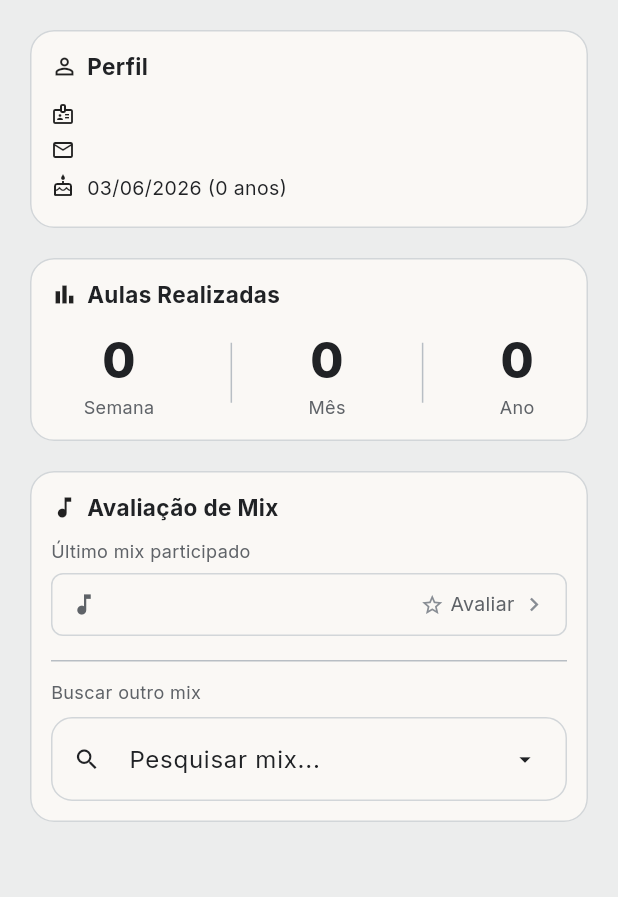
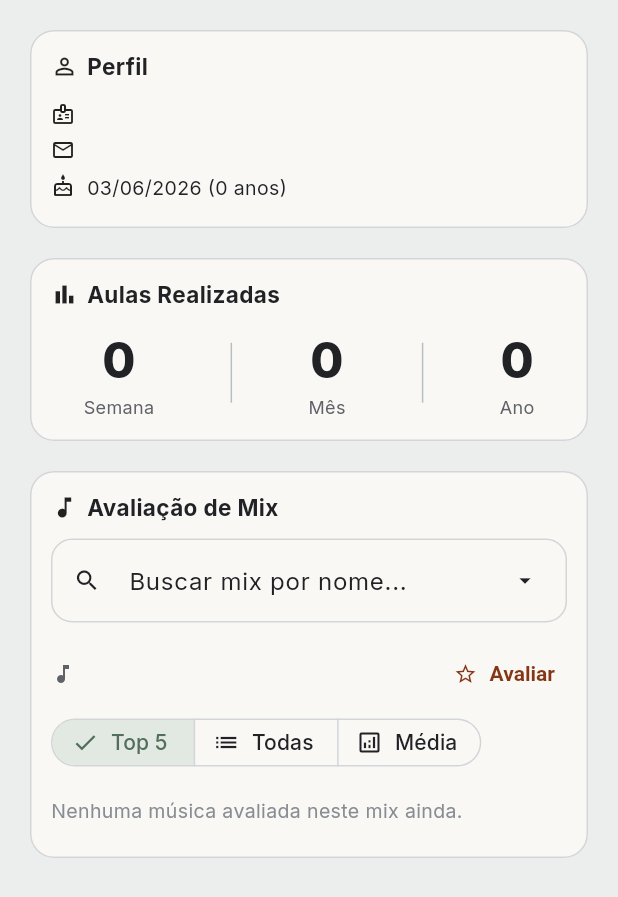
Before and after one commit to heliokamakawa/spin_flow_pt_br, a Flutter app: the _AbaPainelAluno widget shown alone on an empty page, opened directly with empty values, on a phone screen of 412 x 824 dp. Shown: the top 897 px of the screen. Run offline on Flutter 3.47's test engine with Material 3 defaults, Android fonts, the phone set to English and light mode, and no system bars; our stand-ins replace get_it, google_fonts, sqflite, sqflite_common_ffi, sqflite_common_ffi_web; accounts and stored records are empty.

Commit message:
Painel do aluno: SegmentedButton Top 5 / Todas / Média no mix
Restaura o seletor de modo com a nova arquitetura:
- Top 5: músicas mais bem avaliadas do mix atual
- Todas: lista completa ordenada por nota
- Média: nota média com estrelas e total avaliado

Mix exibido vem do último participado (pré-carregado com notas).
DropdownMenu permite trocar para qualquer outro mix.
Botão "Avaliar" abre o modal de estrelas; ao fechar, recarrega
só o mix atual sem recarregar o painel inteiro.

Co-Authored-By: Claude Sonnet 4.6 <noreply@anthropic.com>

```diff
--- a/lib/view/tela_dashboard_checkin.dart
+++ b/lib/view/tela_dashboard_checkin.dart
@@ -3,6 +3,7 @@ import 'package:get_it/get_it.dart';
 import 'package:spin_flow/controller/controlador_checkin_aluno.dart';
 import 'package:spin_flow/domain/modelo/mix.dart';
 import 'package:spin_flow/domain/modelo/mix_checkin.dart';
+import 'package:spin_flow/domain/modelo/musica_checkin.dart';
 import 'package:spin_flow/domain/modelo/painel_aluno.dart';
 import 'package:spin_flow/infra/autenticacao/sessao_usuario.dart';
 import 'package:spin_flow/infra/tema/cores_app.dart';
@@ -295,7 +296,7 @@ class _TelaDashboardCheckinState extends State<TelaDashboardCheckin>
         painel: _painel!,
         alunoId: _alunoId!,
         onAvaliar: (musicaId, nota) =>
-            _controlador.avaliarMusica(_alunoId!, musicaId, nota).then((_) => _carregarPainel()),
+            _controlador.avaliarMusica(_alunoId!, musicaId, nota),
         onBuscarMix: (mixId) =>
             _controlador.buscarMixComAvaliacoes(mixId, _alunoId!),
       ),
@@ -304,6 +305,8 @@ class _TelaDashboardCheckinState extends State<TelaDashboardCheckin>
 }
 
 // ── Aba Painel — conteúdo ────────────────────────────────────────────────────
+
+enum _ModoMix { top, todas, media }
 
 class _AbaPainelAluno extends StatefulWidget {
   final PainelAluno painel;
@@ -323,7 +326,23 @@ class _AbaPainelAluno extends StatefulWidget {
 }
 
 class _AbaPainelAlunoState extends State<_AbaPainelAluno> {
+  _ModoMix _modoMix = _ModoMix.top;
+  MixCheckin? _mixAtual;
   bool _carregandoMixBusca = false;
+
+  @override
+  void initState() {
+    super.initState();
+    _mixAtual = widget.painel.ultimoMix;
+  }
+
+  @override
+  void didUpdateWidget(_AbaPainelAluno oldWidget) {
+    super.didUpdateWidget(oldWidget);
+    if (_mixAtual?.mixId == oldWidget.painel.ultimoMix?.mixId) {
+      setState(() => _mixAtual = widget.painel.ultimoMix);
+    }
+  }
 
   @override
   Widget build(BuildContext context) {
@@ -403,39 +422,12 @@ class _AbaPainelAlunoState extends State<_AbaPainelAluno> {
   }
 
   Widget _buildSecaoMix(PainelAluno painel, CoresSemanticasApp cores) {
+    final mix = _mixAtual;
+
     return Column(
       crossAxisAlignment: CrossAxisAlignment.start,
       children: [
-        // Último mix participado
-        if (painel.ultimoMix != null) ...[
-          Text(
-            'Último mix participado',
-            style: TextStyle(fontSize: 12, color: cores.textoSuave),
-          ),
-          const SizedBox(height: 6),
-          _BotaoAbrirMix(
-            mix: painel.ultimoMix!,
-            onAvaliar: widget.onAvaliar,
-          ),
-        ] else
-          Padding(
-            padding: const EdgeInsets.symmetric(vertical: 4),
-            child: Text(
-              'Nenhum mix encontrado nas suas aulas.',
-              style: TextStyle(color: cores.textoFraco, fontSize: 13),
-            ),
-          ),
-
-        const SizedBox(height: 16),
-        const Divider(height: 1),
-        const SizedBox(height: 12),
-
-        // Busca por nome de mix
-        Text(
-          'Buscar outro mix',
-          style: TextStyle(fontSize: 12, color: cores.textoSuave),
-        ),
-        const SizedBox(height: 8),
+        // Busca / troca de mix
         _carregandoMixBusca
             ? const Center(
                 child: Padding(
@@ -445,7 +437,7 @@ class _AbaPainelAlunoState extends State<_AbaPainelAluno> {
               )
             : DropdownMenu<Mix>(
                 width: double.infinity,
-                hintText: 'Pesquisar mix...',
+                hintText: 'Buscar mix por nome...',
                 enableFilter: true,
                 leadingIcon: const Icon(Icons.search, size: 18),
                 inputDecorationTheme: const InputDecorationTheme(
@@ -455,27 +447,227 @@ class _AbaPainelAlunoState extends State<_AbaPainelAluno> {
                       EdgeInsets.symmetric(horizontal: 12, vertical: 10),
                 ),
                 dropdownMenuEntries: painel.mixesDisponiveis
-                    .map((m) => DropdownMenuEntry<Mix>(
-                          value: m,
-                          label: m.nome,
-                        ))
+                    .map((m) => DropdownMenuEntry<Mix>(value: m, label: m.nome))
                     .toList(),
-                onSelected: (mix) {
-                  if (mix == null) return;
-                  _abrirMixPorId(mix.id!);
+                onSelected: (m) {
+                  if (m?.id != null) _selecionarMix(m!.id!);
                 },
               ),
+
+        const SizedBox(height: 14),
+
+        if (mix == null)
+          Padding(
+            padding: const EdgeInsets.symmetric(vertical: 4),
+            child: Text(
+              'Nenhum mix encontrado nas suas aulas.',
+              style: TextStyle(color: cores.textoFraco, fontSize: 13),
+            ),
+          )
+        else ...[
+          // Cabeçalho do mix selecionado
+          Row(
+            children: [
+              Icon(Icons.music_note, size: 16, color: cores.textoSuave),
+              const SizedBox(width: 6),
+              Expanded(
+                child: Text(
+                  mix.nomeMix,
+                  style: const TextStyle(
+                    fontWeight: FontWeight.w700,
+                    fontSize: 14,
+                  ),
+                ),
+              ),
+              TextButton.icon(
+                onPressed: () =>
+                    PainelMix.abrirModal(context, mix, _aoAvaliarNoMix),
+                icon: const Icon(Icons.star_border, size: 16),
+                label: const Text('Avaliar'),
+                style: TextButton.styleFrom(
+                  visualDensity: VisualDensity.compact,
+                  padding: const EdgeInsets.symmetric(horizontal: 8),
+                ),
+              ),
+            ],
+          ),
+
+          const SizedBox(height: 10),
+
+          // Seletor de modo
+          SegmentedButton<_ModoMix>(
+            segments: const [
+              ButtonSegment(
+                value: _ModoMix.top,
+                label: Text('Top 5'),
+                icon: Icon(Icons.star),
+              ),
+              ButtonSegment(
+                value: _ModoMix.todas,
+                label: Text('Todas'),
+                icon: Icon(Icons.list),
+              ),
+              ButtonSegment(
+                value: _ModoMix.media,
+                label: Text('Média'),
+                icon: Icon(Icons.analytics_outlined),
+              ),
+            ],
+            selected: {_modoMix},
+            onSelectionChanged: (s) => setState(() => _modoMix = s.first),
+            style: ButtonStyle(
+              tapTargetSize: MaterialTapTargetSize.shrinkWrap,
+              visualDensity: VisualDensity.compact,
+            ),
+          ),
+
+          const SizedBox(height: 12),
+
+          _buildConteudoModo(mix, cores),
+        ],
       ],
     );
   }
 
-  Future<void> _abrirMixPorId(int mixId) async {
+  Widget _buildConteudoModo(MixCheckin mix, CoresSemanticasApp cores) {
+    switch (_modoMix) {
+      case _ModoMix.top:   return _buildTop5(mix, cores);
+      case _ModoMix.todas: return _buildTodas(mix, cores);
+      case _ModoMix.media: return _buildMedia(mix, cores);
+    }
+  }
+
+  Widget _buildTop5(MixCheckin mix, CoresSemanticasApp cores) {
+    final avaliadas = mix.musicas
+        .where((m) => m.avaliacao != null)
+        .toList()
+      ..sort((a, b) => b.avaliacao!.compareTo(a.avaliacao!));
+    final top = avaliadas.take(5).toList();
+
+    if (top.isEmpty) {
+      return Padding(
+        padding: const EdgeInsets.symmetric(vertical: 8),
+        child: Text(
+          'Nenhuma música avaliada neste mix ainda.',
+          style: TextStyle(color: cores.textoFraco, fontSize: 13),
+        ),
+      );
+    }
+    return Column(children: top.map((m) => _linhaMusicaAvaliada(m, cores)).toList());
+  }
+
+  Widget _buildTodas(MixCheckin mix, CoresSemanticasApp cores) {
+    final lista = [...mix.musicas]
+      ..sort((a, b) => (b.avaliacao ?? 0).compareTo(a.avaliacao ?? 0));
+    return Column(children: lista.map((m) => _linhaMusicaAvaliada(m, cores)).toList());
+  }
+
+  Widget _buildMedia(MixCheckin mix, CoresSemanticasApp cores) {
+    final avaliadas = mix.musicas.where((m) => m.avaliacao != null).toList();
+
+    if (avaliadas.isEmpty) {
+      return Padding(
+        padding: const EdgeInsets.symmetric(vertical: 8),
+        child: Text(
+          'Nenhuma música avaliada neste mix ainda.',
+          style: TextStyle(color: cores.textoFraco, fontSize: 13),
+        ),
+      );
+    }
+
+    final media =
+        avaliadas.map((m) => m.avaliacao!).reduce((a, b) => a + b) /
+        avaliadas.length;
+
+    return Column(
+      children: [
+        const SizedBox(height: 8),
+        Text(
+          media.toStringAsFixed(1),
+          style: const TextStyle(fontSize: 48, fontWeight: FontWeight.w800),
+        ),
+        Row(
+          mainAxisAlignment: MainAxisAlignment.center,
+          children: List.generate(5, (i) {
+            final preenchida = (i + 1) <= media.round();
+            return Icon(
+              preenchida ? Icons.star : Icons.star_border,
+              color: preenchida ? Colors.amber : cores.textoFraco,
+              size: 28,
+            );
+          }),
+        ),
+        const SizedBox(height: 4),
+        Text(
+          '${avaliadas.length} música${avaliadas.length == 1 ? "" : "s"} '
+          'avaliada${avaliadas.length == 1 ? "" : "s"}',
+          style: TextStyle(fontSize: 12, color: cores.textoSuave),
+        ),
+        const SizedBox(height: 8),
+      ],
+    );
+  }
+
+  Widget _linhaMusicaAvaliada(MusicaCheckin m, CoresSemanticasApp cores) {
+    final nota = m.avaliacao ?? 0;
+    return Padding(
+      padding: const EdgeInsets.symmetric(vertical: 4),
+      child: Row(
+        children: [
+          Expanded(
+            child: Column(
+              crossAxisAlignment: CrossAxisAlignment.start,
+              children: [
+                Text(
+                  m.nome,
+                  style: const TextStyle(
+                    fontWeight: FontWeight.w600,
+                    fontSize: 13,
+                  ),
+                ),
+                if (m.nomeArtista.isNotEmpty)
+                  Text(
+                    m.nomeArtista,
+                    style: TextStyle(fontSize: 11, color: cores.textoFraco),
+                  ),
+              ],
+            ),
+          ),
+          Row(
+            mainAxisSize: MainAxisSize.min,
+            children: List.generate(5, (i) {
+              final preenchida = (i + 1) <= nota;
+              return Icon(
+                preenchida ? Icons.star : Icons.star_border,
+                color: preenchida ? Colors.amber : cores.textoFraco,
+                size: 16,
+              );
+            }),
+          ),
+        ],
+      ),
+    );
+  }
+
+  Future<void> _selecionarMix(int mixId) async {
     setState(() => _carregandoMixBusca = true);
     final mix = await widget.onBuscarMix(mixId);
     if (!mounted) return;
-    setState(() => _carregandoMixBusca = false);
-    if (mix == null) return;
-    PainelMix.abrirModal(context, mix, widget.onAvaliar);
+    setState(() {
+      _carregandoMixBusca = false;
+      if (mix != null) _mixAtual = mix;
+    });
+  }
+
+  Future<void> _aoAvaliarNoMix(int musicaId, int nota) async {
+    await widget.onAvaliar(musicaId, nota);
+    final mix = _mixAtual;
+    if (mix == null || !mounted) return;
+    final mixAtualizado = await widget.onBuscarMix(mix.mixId);
+    if (!mounted) return;
+    setState(() {
+      if (mixAtualizado != null) _mixAtual = mixAtualizado;
+    });
   }
 
   Widget _secao(
@@ -555,54 +747,6 @@ class _AbaPainelAlunoState extends State<_AbaPainelAluno> {
     final dia = data.day.toString().padLeft(2, '0');
     final mes = data.month.toString().padLeft(2, '0');
     return '$dia/$mes/${data.year} ($idade anos)';
-  }
-}
-
-// ── Botão abrir mix ───────────────────────────────────────────────────────────
-
-class _BotaoAbrirMix extends StatelessWidget {
-  final MixCheckin mix;
-  final Future<void> Function(int musicaId, int nota) onAvaliar;
-
-  const _BotaoAbrirMix({required this.mix, required this.onAvaliar});
-
-  @override
-  Widget build(BuildContext context) {
-    final cores = Theme.of(context).extension<CoresSemanticasApp>()!;
-    return InkWell(
-      onTap: () => PainelMix.abrirModal(context, mix, onAvaliar),
-      borderRadius: BorderRadius.circular(8),
-      child: Container(
-        padding: const EdgeInsets.symmetric(horizontal: 12, vertical: 10),
-        decoration: BoxDecoration(
-          border: Border.all(color: CoresApp.borda),
-          borderRadius: BorderRadius.circular(8),
-        ),
-        child: Row(
-          children: [
-            Icon(Icons.music_note, size: 18, color: cores.textoSuave),
-            const SizedBox(width: 8),
-            Expanded(
-              child: Text(
-                mix.nomeMix,
-                style: const TextStyle(
-                  fontWeight: FontWeight.w600,
-                  fontSize: 14,
-                ),
-              ),
-            ),
-            Icon(Icons.star_outline, size: 16, color: cores.textoFraco),
-            const SizedBox(width: 4),
-            Text(
-              'Avaliar',
-              style: TextStyle(fontSize: 13, color: cores.textoSuave),
-            ),
-            const SizedBox(width: 4),
-            Icon(Icons.chevron_right, size: 18, color: cores.textoFraco),
-          ],
-        ),
-      ),
-    );
   }
 }
 
```
